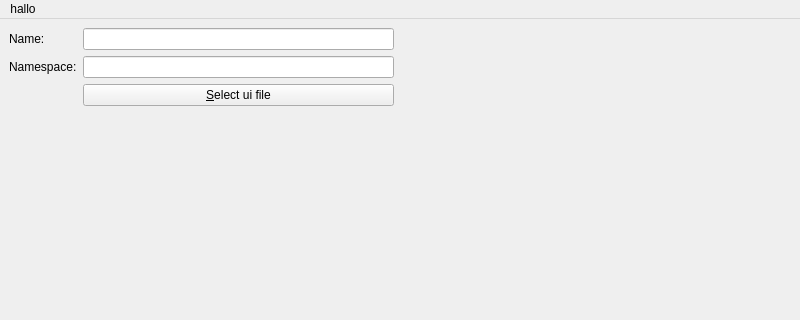
This is src/ui/MainWindow.ui in TMeixensberger/dialog-generator as Qt 5 draws it before an edit; both pictures show x 0 to 800 and y 0 to 320 of the 800 by 600 pixel window. The edited form follows.
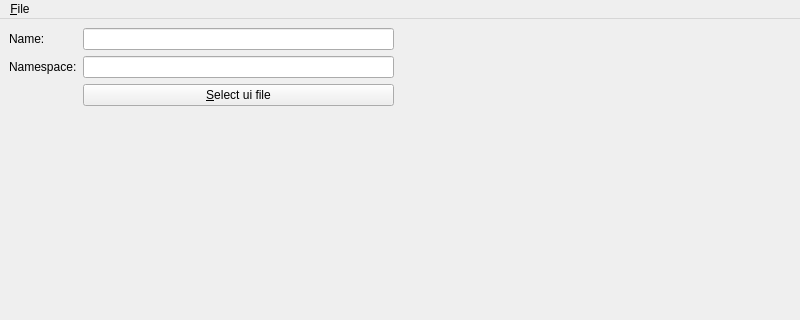
This is the edited form.

Commit message: Add File menu actions for project load/create

What changed in the file:
```diff
--- a/src/ui/MainWindow.ui
+++ b/src/ui/MainWindow.ui
@@ -92,12 +92,12 @@
      <height>34</height>
     </rect>
    </property>
-   <widget class="QMenu" name="menuhallo">
+   <widget class="QMenu" name="menuFile">
     <property name="title">
-     <string>hallo</string>
+     <string>&amp;File</string>
     </property>
    </widget>
-   <addaction name="menuhallo"/>
+   <addaction name="menuFile"/>
   </widget>
   <widget class="QStatusBar" name="statusbar"/>
  </widget>
```
Left out of the diff: 12 changed lines with no effect on the pictures. The commit also changes 2 other files.
